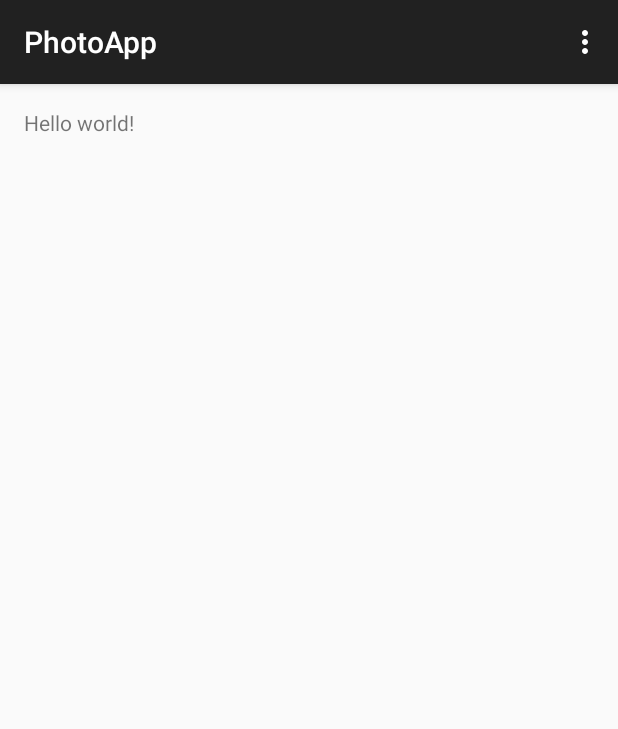
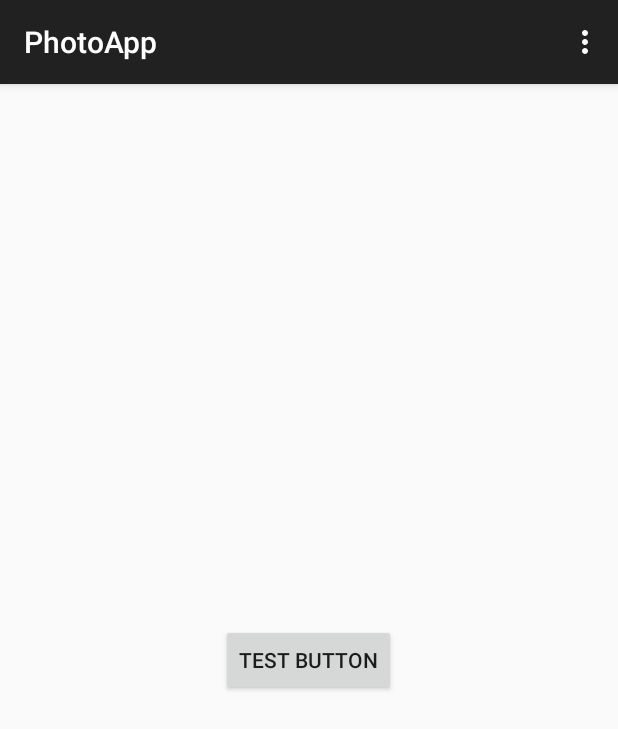
Before and after one commit to rehfeldchris/cmpe277, an Android app: the screen it shows after launch (MainActivity), on a phone screen of 412 x 824 dp. Shown: the top 729 px of the screen. Run offline under Robolectric (Android 15) with nearby library versions, the phone set to English and light mode, and no system bars; libraries missing offline, so code that uses them is left out: com.facebook.appevents; plain views replace LoginButton.

Commit message:
Fix: 	- a mini bug with build (compiler version) 	- update activity_login. Facebook event handler and button does not work. Will come back to this later.

```diff
--- a/android/app/src/main/res/layout/activity_login.xml
+++ b/android/app/src/main/res/layout/activity_login.xml
@@ -1,11 +1,23 @@
-<RelativeLayout xmlns:android="http://schemas.android.com/apk/res/android"
+<LinearLayout xmlns:android="http://schemas.android.com/apk/res/android"
     xmlns:tools="http://schemas.android.com/tools" android:layout_width="match_parent"
-    android:layout_height="match_parent" android:paddingLeft="@dimen/activity_horizontal_margin"
-    android:paddingRight="@dimen/activity_horizontal_margin"
-    android:paddingTop="@dimen/activity_vertical_margin"
-    android:paddingBottom="@dimen/activity_vertical_margin" tools:context=".LoginActivity">
+    android:layout_height="match_parent"
+    android:gravity="center"
+    android:orientation="vertical"
+    tools:context=".LoginActivity">
 
-    <TextView android:text="@string/hello_world" android:layout_width="wrap_content"
-        android:layout_height="wrap_content" />
+    <!--<com.facebook.login.widget.LoginButton-->
+        <!--android:id="@+id/button_login"-->
+        <!--android:layout_width="wrap_content"-->
+        <!--android:layout_height="wrap_content"-->
+        <!--android:layout_gravity="center"-->
+        <!--/>-->
 
-</RelativeLayout>
+    <Button
+        android:id="@+id/btn_Test"
+        android:layout_width="wrap_content"
+        android:layout_height="wrap_content"
+        android:gravity="center"
+        android:text="Test Button"
+        />
+
+</LinearLayout>
```
Also changed, not shown: android/app/build.gradle (+11 -6 lines), android/app/src/main/java/edu/cmpe277/teamgoat/photoapp/MainActivity.java (+4 -3 lines), 1 other file.
